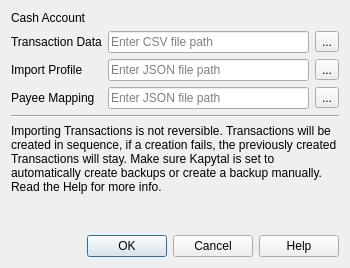
This is src/views/ui_files/dialogs/import_transactions_dialog.ui in JakubFranek/Kapytal as Qt 5 draws it before an edit. The edited form follows.
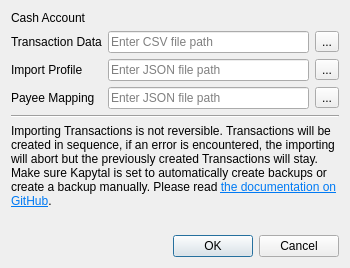
This is the edited form.

Commit message: Improve ImportTransactionsDialog help label

```diff
--- a/src/views/ui_files/dialogs/import_transactions_dialog.ui
+++ b/src/views/ui_files/dialogs/import_transactions_dialog.ui
@@ -116,7 +116,7 @@
    <item>
     <widget class="QLabel" name="label">
      <property name="text">
-      <string>&lt;html&gt;&lt;head/&gt;&lt;body&gt;&lt;p&gt;Importing Transactions is not reversible. Transactions will be created in sequence, if a creation fails, the previously created Transactions will stay. Make sure Kapytal is set to automatically create backups or create a backup manually. Read the Help for more info.&lt;/p&gt;&lt;/body&gt;&lt;/html&gt;</string>
+      <string>&lt;html&gt;&lt;head/&gt;&lt;body&gt;&lt;p&gt;Importing Transactions is not reversible. Transactions will be created in sequence, if an error is encountered, the importing will abort but the previously created Transactions will stay. Make sure Kapytal is set to automatically create backups or create a backup manually. Please read &lt;a href=&quot;https://github.com/JakubFranek/Kapytal/blob/master/docs/import_transactions.md&quot;&gt;&lt;span style=&quot; text-decoration: underline; color:#007af4;&quot;&gt;the documentation on GitHub&lt;/span&gt;&lt;/a&gt;.&lt;/p&gt;&lt;/body&gt;&lt;/html&gt;</string>
      </property>
      <property name="wordWrap">
       <bool>true</bool>
@@ -139,7 +139,7 @@
    <item>
     <widget class="QDialogButtonBox" name="buttonBox">
      <property name="standardButtons">
-      <set>QDialogButtonBox::Cancel|QDialogButtonBox::Help|QDialogButtonBox::Ok</set>
+      <set>QDialogButtonBox::Cancel|QDialogButtonBox::Ok</set>
      </property>
     </widget>
    </item>
```
Left out of the diff: 3 changed lines with no effect on the pictures. The commit also changes 1 other file.
